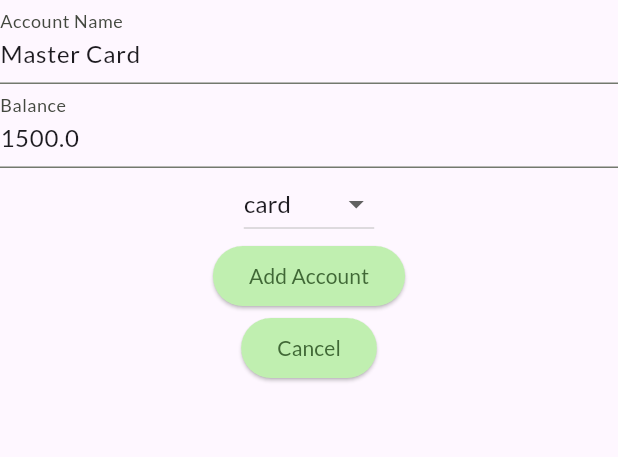
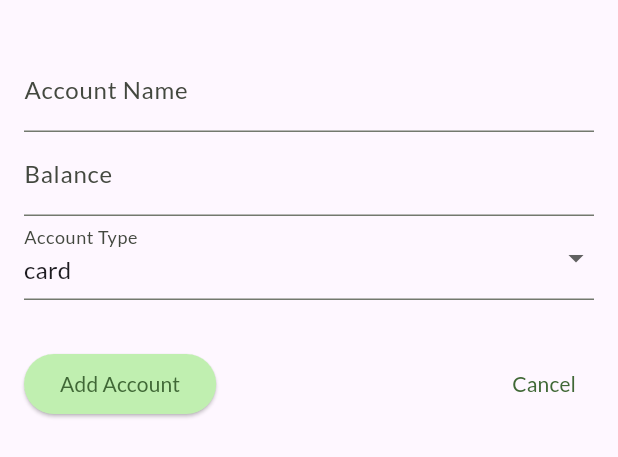
Before and after one commit to jlogicsoftware/prudent, a Flutter app: the AccountNew widget shown alone on an empty page, opened directly with sample values from the repository, on a phone screen of 412 x 824 dp. Shown: the top 457 px of the screen. Run offline on Flutter 3.47's test engine with Material 3 defaults, Android fonts, the phone set to English and light mode, and no system bars; our stand-ins replace flutter_riverpod, google_fonts.

Commit message:
updated riverpod version

```diff
--- a/lib/account/account.dart
+++ b/lib/account/account.dart
@@ -1,7 +1,9 @@
+import 'package:flutter/material.dart';
 import 'package:uuid/uuid.dart';
 
 enum AccountType { cash, card, checking, savings }
 
+@immutable
 class Account {
   final String id;
   final String name;
--- a/lib/account/account_new.dart
+++ b/lib/account/account_new.dart
@@ -18,8 +18,9 @@
 }
 
 class _AccountNewState extends ConsumerState<AccountNew> {
-  final _nameController = TextEditingController();
-  final _balanceController = TextEditingController();
+  final _formKey = GlobalKey<FormState>();
+  var _name = '';
+  var _balance = 0.0;
   late AccountType _selectedType;
   String _currency = 'USD';
 
@@ -27,8 +28,6 @@
   void initState() {
     super.initState();
     if (widget.initialAccount != null) {
-      _nameController.text = widget.initialAccount!.name;
-      _balanceController.text = widget.initialAccount!.balance.toString();
       _selectedType = widget.initialAccount!.type;
       _currency = widget.initialAccount!.currency;
     } else {
@@ -37,29 +36,15 @@
   }
 
   void _submitAccountData() {
-    if (_nameController.text.trim().isEmpty ||
-        _balanceController.text.trim().isEmpty) {
-      showDialog(
-        context: context,
-        builder:
-            (ctx) => AlertDialog(
-              title: const Text('Invalid input'),
-              content: const Text('Please fill in all fields.'),
-              actions: [
-                TextButton(
-                  onPressed: () => Navigator.pop(ctx),
-                  child: const Text('Okay'),
-                ),
-              ],
-            ),
-      );
-      return;
+    if (!_formKey.currentState!.validate()) {
+      return; // If the form is not valid, exit
     }
 
+    _formKey.currentState!.save(); // Save the form data
     final account = Account(
-      name: _nameController.text,
+      name: _name,
       type: _selectedType,
-      balance: double.parse(_balanceController.text),
+      balance: _balance,
       currency: _currency,
     );
 
@@ -68,34 +53,41 @@
   }
 
   @override
-  void dispose() {
-    _nameController.dispose();
-    _balanceController.dispose();
-    super.dispose();
-  }
-
-  @override
   Widget build(BuildContext context) {
-    return Column(
+    return Form(
+      key: _formKey,
+      child: Padding(
+        padding: const EdgeInsets.symmetric(horizontal: 16.0, vertical: 32.0),
+        child: Column(
           children: [
-        TextField(
-          controller: _nameController,
+            TextFormField(
               decoration: const InputDecoration(labelText: 'Account Name'),
+              validator:
+                  (value) => value!.isEmpty ? 'Please enter a name' : null,
+              onSaved: (newValue) => _name = newValue ?? '',
             ),
-        TextField(
-          controller: _balanceController,
+            TextFormField(
               decoration: const InputDecoration(labelText: 'Balance'),
-          keyboardType: TextInputType.number,
+              // initialValue: '0.00',
+              keyboardType: TextInputType.numberWithOptions(decimal: true),
+              onSaved:
+                  (newValue) =>
+                      _balance =
+                          double.tryParse(
+                            newValue?.replaceAll(',', '.') ?? '',
+                          ) ??
+                          0.0,
             ),
-        DropdownButton<AccountType>(
-          value: _selectedType,
+            DropdownButtonFormField<AccountType>(
               items:
-              AccountType.values.map((type) {
-                return DropdownMenuItem(
+              [
+                for (var type in AccountType.values)
+                  DropdownMenuItem(
                     value: type,
                     child: Text(type.toString().split('.').last),
-                );
-              }).toList(),
+                  ),
+              ],
+              initialValue: _selectedType,
               onChanged: (value) {
                 if (value != null) {
                   setState(() {
@@ -103,16 +95,27 @@
                   });
                 }
               },
+              decoration: const InputDecoration(labelText: 'Account Type'),
+              validator:
+                  (value) => value == null ? 'Please select a type' : null,
             ),
+            const SizedBox(height: 32.0),
+            Row(
+              mainAxisAlignment: MainAxisAlignment.spaceBetween,
+              children: [
                 ElevatedButton(
                   onPressed: _submitAccountData,
                   child: const Text('Add Account'),
                 ),
-        ElevatedButton(
+                TextButton(
                   onPressed: () => Navigator.pop(context),
                   child: const Text('Cancel'),
                 ),
               ],
+            ),
+          ],
+        ),
+      ),
     );
   }
 }
--- a/lib/account/account_provider.dart
+++ b/lib/account/account_provider.dart
@@ -17,8 +17,11 @@
   ),
 ];
 
-class AccountNotifier extends StateNotifier<List<Account>> {
-  AccountNotifier() : super(registeredAccounts);
+class AccountNotifier extends Notifier<List<Account>> {
+  @override
+  List<Account> build() {
+    return registeredAccounts;
+  }
 
   void addAccount(Account account) {
     state = [...state, account];
@@ -40,7 +43,7 @@
     state = updatedAccounts;
   }
 
-  double get totalBalance {
+  double totalBalance() {
     return state.fold(
       0.0,
       (sum, account) =>
@@ -51,4 +54,6 @@
   }
 }
 
-final accountProvider = StateNotifierProvider((ref) => AccountNotifier());
+final accountProvider = NotifierProvider<AccountNotifier, List<Account>>(
+  () => AccountNotifier(),
+);
--- a/lib/main.dart
+++ b/lib/main.dart
@@ -18,6 +18,8 @@
   brightness: Brightness.dark,
   seedColor: const Color.fromARGB(255, 0, 55, 0),
 );
+
+const serverUrl = 'https://prudent-60fcf-default-rtdb.firebaseio.com/';
 
 void main() {
   WidgetsFlutterBinding.ensureInitialized();
--- a/lib/record/record.dart
+++ b/lib/record/record.dart
@@ -1,3 +1,4 @@
+import 'package:flutter/material.dart';
 import 'package:prudent/category/category.dart';
 import 'package:uuid/uuid.dart';
 import 'package:intl/intl.dart';
@@ -6,6 +7,7 @@
 
 const uuid = Uuid();
 
+@immutable
 class Record {
   Record({
     required this.title,
```
Also changed, not shown: lib/category/category.dart (+11 -0 lines), lib/category/category_provider.dart (+8 -3 lines), lib/record/records_provider.dart (+35 -6 lines), lib/record/records_screen.dart (+6 -1 lines), lib/screens/overview.dart (+7 -2 lines), pubspec.yaml (+4 -3 lines), pubspec.lock, 10 other files. Lines whose indentation alone changed are shown as unchanged.
